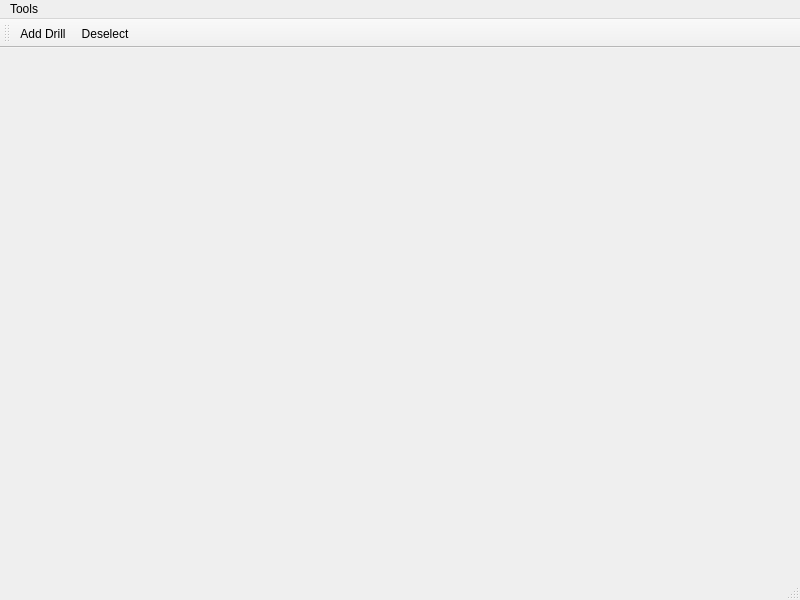
Before: the Qt Designer form FactorySim/mainwindow.ui in VictorBaertPXL/FactorySim, drawn with Qt 5.
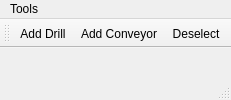
After: the same form once the commit is applied.

Commit message: Conveyor belt toegevoegd

```diff
--- a/FactorySim/mainwindow.ui
+++ b/FactorySim/mainwindow.ui
@@ -2,24 +2,19 @@
 <ui version="4.0">
  <class>MainWindow</class>
  <widget class="QMainWindow" name="MainWindow">
+  <property name="windowTitle">
+   <string>FactorySim</string>
+  </property>
+  <widget class="QWidget" name="centralwidget"/>
+  <widget class="QMenuBar" name="menubar">
   <property name="geometry">
    <rect>
     <x>0</x>
     <y>0</y>
     <width>800</width>
-    <height>600</height>
-   </rect>
-  </property>
-  <property name="windowTitle">
-   <string>FactorySim</string>
-  </property>
-
-  <widget class="QWidget" name="centralwidget"/>
-
-  <widget class="QMenuBar" name="menubar">
-   <addaction name="menuTools"/>
-  </widget>
-
+     <height>22</height>
+    </rect>
+   </property>
   <widget class="QMenu" name="menuTools">
    <property name="title">
     <string>Tools</string>
@@ -27,12 +22,16 @@
    <addaction name="actionAddDrill"/>
    <addaction name="actionDeselect"/>
   </widget>
-
-  <widget class="QToolBar" name="toolBar">
+   <addaction name="menuTools"/>
+  </widget>
+  <widget class="QToolBar" name="mainToolBar">
+   <property name="windowTitle">
+    <string>Tools</string>
+   </property>
    <addaction name="actionAddDrill"/>
+   <addaction name="actionAddConveyor"/>
    <addaction name="actionDeselect"/>
   </widget>
-
   <widget class="QStatusBar" name="statusbar"/>
 
   <action name="actionAddDrill">
@@ -40,7 +39,11 @@
     <string>Add Drill</string>
    </property>
   </action>
-
+  <action name="actionAddConveyor">
+   <property name="text">
+    <string>Add Conveyor</string>
+   </property>
+  </action>
   <action name="actionDeselect">
    <property name="text">
     <string>Deselect</string>
```
Left out of the diff: 3 changed lines with no effect on the pictures. Lines whose indentation alone changed are shown as unchanged. The commit also changes 68 other files.
